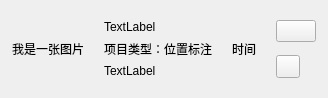
Above: widgets/projectpreview.ui from chenwuwen/ImageLabelSpirit before the change. Below: the same form after it.
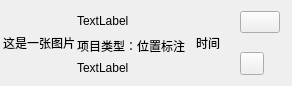
That is the form after the change. Icons and pictures are not drawn.

```diff
--- a/widgets/projectpreview.ui
+++ b/widgets/projectpreview.ui
@@ -26,10 +26,22 @@
    <item>
     <widget class="QWidget" name="widget" native="true">
      <layout class="QGridLayout" name="gridLayout">
+      <property name="leftMargin">
+       <number>0</number>
+      </property>
+      <property name="topMargin">
+       <number>0</number>
+      </property>
+      <property name="rightMargin">
+       <number>0</number>
+      </property>
+      <property name="bottomMargin">
+       <number>0</number>
+      </property>
       <item row="0" column="0">
        <widget class="QLabel" name="label">
         <property name="text">
-         <string>我是一张图片</string>
+         <string>这是一张图片</string>
         </property>
        </widget>
       </item>
@@ -39,6 +51,18 @@
    <item>
     <widget class="QWidget" name="widget_2" native="true">
      <layout class="QVBoxLayout" name="verticalLayout_3" stretch="3,1,1">
+      <property name="leftMargin">
+       <number>0</number>
+      </property>
+      <property name="topMargin">
+       <number>0</number>
+      </property>
+      <property name="rightMargin">
+       <number>0</number>
+      </property>
+      <property name="bottomMargin">
+       <number>0</number>
+      </property>
       <item>
        <widget class="QLabel" name="project_name">
         <property name="text">
@@ -79,6 +103,12 @@
    <item>
     <widget class="QWidget" name="widget_4" native="true">
      <layout class="QVBoxLayout" name="verticalLayout_2">
+      <property name="topMargin">
+       <number>0</number>
+      </property>
+      <property name="bottomMargin">
+       <number>0</number>
+      </property>
       <item>
        <widget class="QPushButton" name="delete_project_btn">
         <property name="sizePolicy">
```
Left out of the diff: 14 changed lines with no effect on the pictures.
